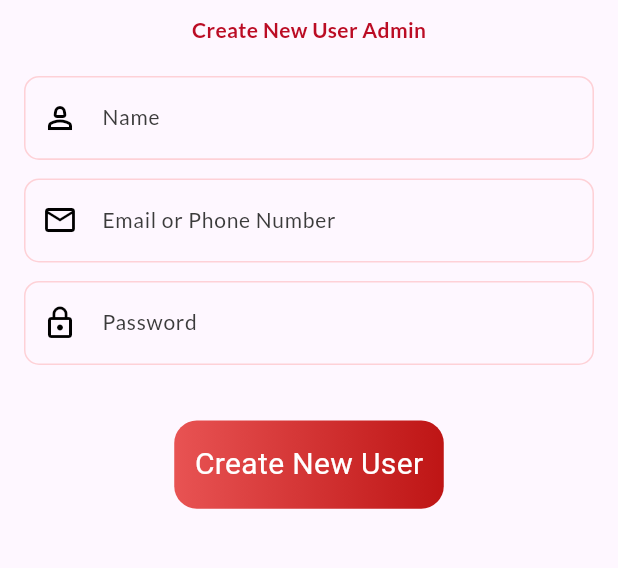
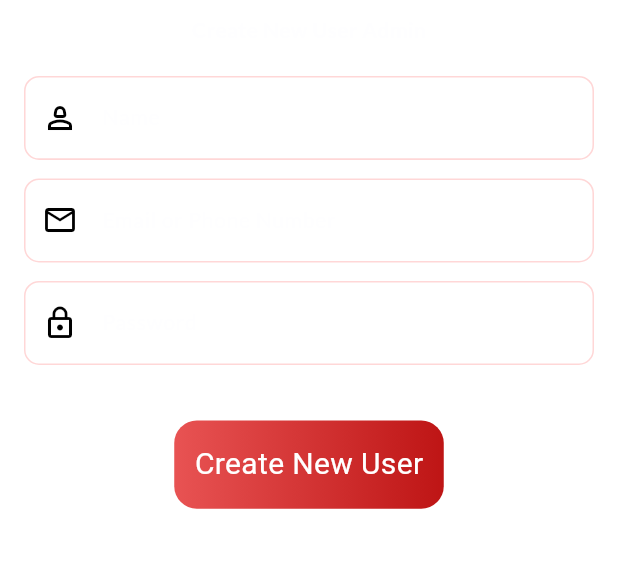
Before and after one commit to VishnuMate27/foody_licious_admin_app, a Flutter app: the CreateNewAdminView screen opened directly, on a phone screen of 412 x 824 dp, the part 309-877 px from its top. Run offline on Flutter 3.47's test engine with Material 3 defaults, Android fonts, the phone set to English and light mode, and no system bars; our stand-ins replace bloc, dartz, equatable, firebase_auth, firebase_core, flutter_bloc and 13 more; missing offline and left inert: flutter_facebook_auth, open_mail_app_plus, smart_auth; accounts and stored records are empty; generated files the repository leaves out were written again.

Commit message:
All colors added from Colors.dart

```diff
--- a/lib/presentation/view/post_auth/all_menu_view.dart
+++ b/lib/presentation/view/post_auth/all_menu_view.dart
@@ -1,6 +1,7 @@
 import 'package:flutter/cupertino.dart';
 import 'package:flutter/material.dart';
 import 'package:flutter_screenutil/flutter_screenutil.dart';
+import 'package:foody_licious_admin_app/core/constants/colors.dart';
 import 'package:foody_licious_admin_app/core/constants/images.dart';
 import 'package:foody_licious_admin_app/presentation/widgets/menu_item_card.dart';
 import 'package:google_fonts/google_fonts.dart';
@@ -19,7 +20,7 @@ class _AllMenuViewState extends State<AllMenuView> {
       appBar: AppBar(
         title: Text(
           "All Item",
-          style: GoogleFonts.yeonSung(color: Color(0xFFE85353), fontSize: 40),
+          style: GoogleFonts.yeonSung(color: kTextRed, fontSize: 40),
         ),
         centerTitle: true,
       ),
--- a/lib/presentation/view/post_auth/create_new_admin_view.dart
+++ b/lib/presentation/view/post_auth/create_new_admin_view.dart
@@ -1,5 +1,6 @@
 import 'package:flutter/material.dart';
 import 'package:flutter_screenutil/flutter_screenutil.dart';
+import 'package:foody_licious_admin_app/core/constants/colors.dart';
 import 'package:google_fonts/google_fonts.dart';
 
 class CreateNewAdminView extends StatefulWidget {
@@ -18,7 +19,7 @@ class _CreateNewAdminViewState extends State<CreateNewAdminView> {
           onPressed: () {
             Navigator.pop(context);
           },
-          icon: Image.asset("assets/icons/back_arrow.png", color: Colors.black),
+          icon: Image.asset("assets/icons/back_arrow.png", color: kBlack),
         ),
       ),
       body: SingleChildScrollView(
@@ -36,16 +37,13 @@ class _CreateNewAdminViewState extends State<CreateNewAdminView> {
               ),
               Text(
                 "Foody Licious",
-                style: GoogleFonts.yeonSung(
-                  color: Color(0xFFE85353),
-                  fontSize: 40,
-                ),
+                style: GoogleFonts.yeonSung(color: kTextRed, fontSize: 40),
               ),
               SizedBox(height: 10.h),
               Text(
                 "Create New User Admin",
                 style: GoogleFonts.lato(
-                  color: Color(0xFFBB0C24),
+                  color: kTextOnPrimary,
                   fontSize: 14,
                   fontWeight: FontWeight.bold,
                 ),
@@ -54,59 +52,48 @@ class _CreateNewAdminViewState extends State<CreateNewAdminView> {
               TextFormField(
                 keyboardType: TextInputType.name,
                 decoration: InputDecoration(
-                  fillColor: Color(0xFFF4F4F4),
+                  fillColor: kCardBackground,
                   labelText: 'Name',
                   labelStyle: GoogleFonts.lato(
-                    color: Color(0xFF3B3B3B),
+                    color: kTextOnPrimary,
                     fontSize: 14,
                     fontWeight: FontWeight.normal,
                     letterSpacing: 0.5,
                   ),
                   hintText: 'Enter name',
-                  prefixIcon: Icon(
-                    Icons.person_2_outlined,
-                    color: Colors.black,
-                  ),
+                  prefixIcon: Icon(Icons.person_2_outlined, color: kBlack),
                   border: OutlineInputBorder(
                     borderRadius: BorderRadius.circular(10.0),
                     borderSide: BorderSide(
-                      color: Color(0x80F4F4F4), // Make the border transparent
+                      color: kBorder, // Make the border transparent
                       width: 1, // Set the border width to 0
                     ),
                   ),
                   enabledBorder: OutlineInputBorder(
                     borderRadius: BorderRadius.circular(10.0),
                     borderSide: BorderSide(
-                      color: Color(
-                        0x51FF8080,
-                      ), // Transparent border when not focused
+                      color: kBorder, // Transparent border when not focused
                       width: 1.sp,
                     ),
                   ),
                   focusedBorder: OutlineInputBorder(
                     borderRadius: BorderRadius.circular(10.0),
                     borderSide: BorderSide(
-                      color: Color(
-                        0x51FF8080,
-                      ), // Transparent border when focused
+                      color: kBorder, // Transparent border when focused
                       width: 1,
                     ),
                   ),
                   errorBorder: OutlineInputBorder(
                     borderRadius: BorderRadius.circular(10.0),
                     borderSide: BorderSide(
-                      color: Color(
-                        0xCCFF0000,
-                      ), // Transparent border for error state
+                      color: kError, // Transparent border for error state
                       width: 1,
                     ),
                   ),
                   disabledBorder: OutlineInputBorder(
                     borderRadius: BorderRadius.circular(10.0),
                     borderSide: BorderSide(
-                      color: Color(
-                        0x51FF8080,
-                      ), // Transparent border when disabled
+                      color: kBorder, // Transparent border when disabled
                       width: 1,
                     ),
                   ),
@@ -123,56 +110,48 @@ class _CreateNewAdminViewState extends State<CreateNewAdminView> {
               TextFormField(
                 keyboardType: TextInputType.emailAddress,
                 decoration: InputDecoration(
-                  fillColor: Color(0xFFF4F4F4),
+                  fillColor: kCardBackground,
                   labelText: 'Email or Phone Number',
                   labelStyle: GoogleFonts.lato(
-                    color: Color(0xFF3B3B3B),
+                    color: kTextOnPrimary,
                     fontSize: 14,
                     fontWeight: FontWeight.normal,
                     letterSpacing: 0.5,
                   ),
                   hintText: 'Enter email',
-                  prefixIcon: Icon(Icons.mail_outlined, color: Colors.black),
+                  prefixIcon: Icon(Icons.mail_outlined, color: kBlack),
                   border: OutlineInputBorder(
                     borderRadius: BorderRadius.circular(10.0),
                     borderSide: BorderSide(
-                      color: Color(0x80F4F4F4), // Make the border transparent
+                      color: kBorder, // Make the border transparent
                       width: 1, // Set the border width to 0
                     ),
                   ),
                   enabledBorder: OutlineInputBorder(
                     borderRadius: BorderRadius.circular(10.0),
                     borderSide: BorderSide(
-                      color: Color(
-                        0x51FF8080,
-                      ), // Transparent border when not focused
+                      color: kBorder, // Transparent border when not focused
                       width: 1.sp,
                     ),
                   ),
                   focusedBorder: OutlineInputBorder(
                     borderRadius: BorderRadius.circular(10.0),
                     borderSide: BorderSide(
-                      color: Color(
-                        0x51FF8080,
-                      ), // Transparent border when focused
+                      color: kBorder, // Transparent border when focused
                       width: 1,
                     ),
                   ),
                   errorBorder: OutlineInputBorder(
                     borderRadius: BorderRadius.circular(10.0),
                     borderSide: BorderSide(
-                      color: Color(
-                        0xCCFF0000,
-                      ), // Transparent border for error state
+                      color: kError, // Transparent border for error state
                       width: 1,
                     ),
                   ),
                   disabledBorder: OutlineInputBorder(
                     borderRadius: BorderRadius.circular(10.0),
                     borderSide: BorderSide(
-                      color: Color(
-                        0x51FF8080,
-                      ), // Transparent border when disabled
+                      color: kBorder, // Transparent border when disabled
                       width: 1,
                     ),
                   ),
@@ -189,56 +168,48 @@ class _CreateNewAdminViewState extends State<CreateNewAdminView> {
               TextFormField(
                 keyboardType: TextInputType.visiblePassword,
                 decoration: InputDecoration(
-                  fillColor: Color(0xFFF4F4F4),
+                  fillColor: kCardBackground,
                   labelText: 'Password',
                   labelStyle: GoogleFonts.lato(
-                    color: Color(0xFF3B3B3B),
+                    color: kTextOnPrimary,
                     fontSize: 14,
                     fontWeight: FontWeight.normal,
                     letterSpacing: 0.5,
                   ),
                   hintText: 'Enter Password',
-                  prefixIcon: Icon(Icons.lock_outline, color: Colors.black),
+                  prefixIcon: Icon(Icons.lock_outline, color: kBlack),
                   border: OutlineInputBorder(
                     borderRadius: BorderRadius.circular(10.0),
                     borderSide: BorderSide(
-                      color: Color(0x51FF8080), // Make the border transparent
+                      color: kBorder, // Make the border transparent
                       width: 1, // Set the border width to 0
                     ),
                   ),
                   enabledBorder: OutlineInputBorder(
                     borderRadius: BorderRadius.circular(10.0),
                     borderSide: BorderSide(
-                      color: Color(
-                        0x51FF8080,
-                      ), // Transparent border when not focused
+                      color: kBorder, // Transparent border when not focused
                       width: 1,
                     ),
                   ),
                   focusedBorder: OutlineInputBorder(
                     borderRadius: BorderRadius.circular(10.0),
                     borderSide: BorderSide(
-                      color: Color(
-                        0x51FF8080,
-                      ), // Transparent border when focused
+                      color: kBorder, // Transparent border when focused
                       width: 1,
                     ),
                   ),
                   errorBorder: OutlineInputBorder(
                     borderRadius: BorderRadius.circular(10.0),
                     borderSide: BorderSide(
-                      color: Color(
-                        0xCCFF0000,
-                      ), // Transparent border for error state
+                      color: kError, // Transparent border for error state
                       width: 1,
                     ),
                   ),
                   disabledBorder: OutlineInputBorder(
                     borderRadius: BorderRadius.circular(10.0),
                     borderSide: BorderSide(
-                      color: Color(
-                        0x51FF8080,
-                      ), // Transparent border when disabled
+                      color: kBorder, // Transparent border when disabled
                       width: 1,
                     ),
                   ),
@@ -258,7 +229,7 @@ class _CreateNewAdminViewState extends State<CreateNewAdminView> {
                   decoration: BoxDecoration(
                     borderRadius: BorderRadius.circular(15),
                     gradient: LinearGradient(
-                      colors: [Color(0xFFE85353), Color(0xFFBE1515)],
+                      colors: [kGradientStart, kGradientEnd],
                       stops: [0.0, 1.0],
                     ),
                   ),
@@ -267,10 +238,7 @@ class _CreateNewAdminViewState extends State<CreateNewAdminView> {
                   child: Center(
                     child: Text(
                       "Create New User",
-                      style: GoogleFonts.yeonSung(
-                        color: Color(0xFFFFFFFF),
-                        fontSize: 20,
-                      ),
+                      style: GoogleFonts.yeonSung(color: kWhite, fontSize: 20),
                     ),
                   ),
                 ),
--- a/lib/presentation/view/post_auth/onboarding_view.dart
+++ b/lib/presentation/view/post_auth/onboarding_view.dart
@@ -11,7 +11,6 @@ class OnboardingView extends StatelessWidget {
   @override
   Widget build(BuildContext context) {
     return Scaffold(
-      backgroundColor: kWhite,
       body: Column(
         crossAxisAlignment: CrossAxisAlignment.center,
         children: [
--- a/lib/presentation/view/pre_auth/login_view.dart
+++ b/lib/presentation/view/pre_auth/login_view.dart
@@ -111,7 +111,6 @@ class _LoginViewState extends State<LoginView> {
         }
       },
       child: Scaffold(
-        backgroundColor: kWhite,
         body: SingleChildScrollView(
           child: Padding(
             padding: const EdgeInsets.symmetric(horizontal: 16.0),
--- a/lib/presentation/view/pre_auth/signup_view.dart
+++ b/lib/presentation/view/pre_auth/signup_view.dart
@@ -153,7 +153,6 @@ class _SignUpViewState extends State<SignUpView> {
         }
       },
       child: Scaffold(
-        backgroundColor: kWhite,
         body: SingleChildScrollView(
           child: Padding(
             padding: const EdgeInsets.symmetric(horizontal: 16.0),
--- a/lib/presentation/view/pre_auth/splash_view.dart
+++ b/lib/presentation/view/pre_auth/splash_view.dart
@@ -1,5 +1,6 @@
 import 'package:flutter/material.dart';
 import 'package:flutter_screenutil/flutter_screenutil.dart';
+import 'package:foody_licious_admin_app/core/constants/colors.dart';
 import 'package:google_fonts/google_fonts.dart';
 
 class SplashView extends StatelessWidget {
@@ -8,7 +9,6 @@ class SplashView extends StatelessWidget {
   @override
   Widget build(BuildContext context) {
     return Scaffold(
-      backgroundColor: Colors.white,
       body: Column(
         mainAxisAlignment: MainAxisAlignment.center,
         crossAxisAlignment: CrossAxisAlignment.center,
@@ -23,13 +23,13 @@ class SplashView extends StatelessWidget {
           SizedBox(height: 42.h),
           Text(
             "Foody Licious",
-            style: GoogleFonts.yeonSung(color: Color(0xFFE85353), fontSize: 40),
+            style: GoogleFonts.yeonSung(color: kTextRed, fontSize: 40),
           ),
           SizedBox(height: 40.h),
           Text(
             "Admin Dashboard",
             style: GoogleFonts.lato(
-              color: Color(0xFFE85353),
+              color: kTextRed,
               fontSize: 14,
               fontWeight: FontWeight.bold,
             ),
```
Also changed, not shown: lib/core/constants/colors.dart (+25 -20 lines), lib/main.dart (+6 -6 lines), lib/presentation/view/post_auth/add_menu_view.dart (+17 -18 lines), lib/presentation/view/post_auth/dashboard.dart (+51 -53 lines), lib/presentation/view/post_auth/delivery_view.dart (+15 -14 lines), lib/presentation/view/post_auth/feedback_view.dart (+11 -7 lines), lib/presentation/view/post_auth/profile_view.dart (+61 -111 lines), lib/presentation/view/pre_auth/set_location_view.dart (+33 -31 lines), lib/presentation/view/pre_auth/verification_view.dart (+3 -7 lines), lib/presentation/widgets/image_upload_field.dart (+8 -7 lines).
